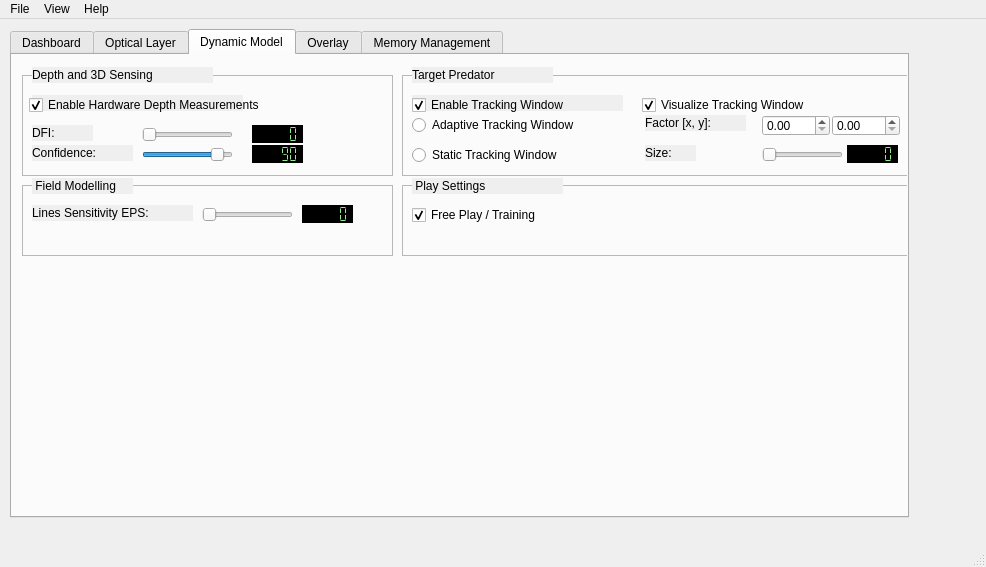
Above: TrackerRT_UI/mainwindow.ui from hvictor/Release before the change. Below: the same form after it.
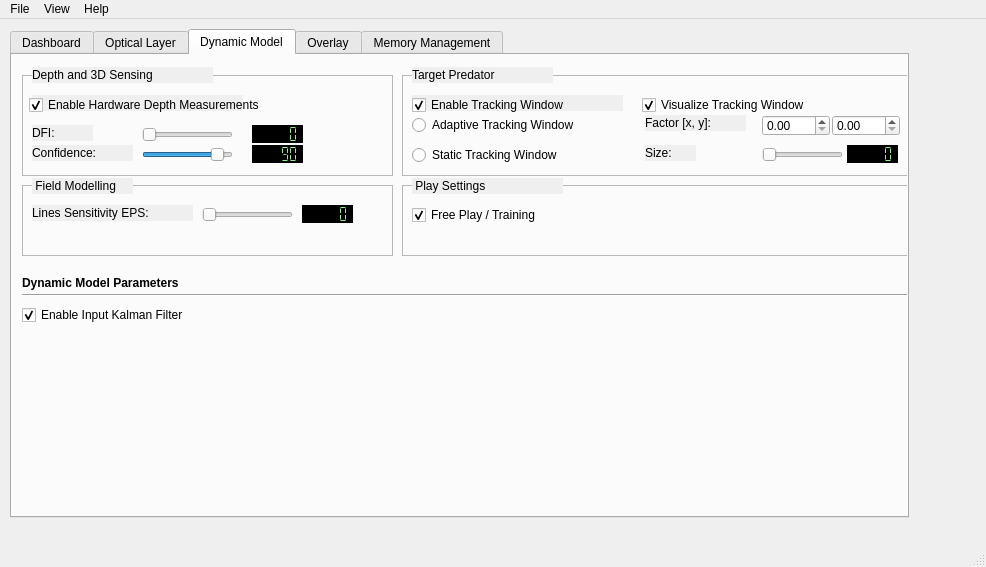
That is the form after the change. Custom widgets are drawn as their Qt base class.

Diff of the .ui file:
```diff
--- a/TrackerRT_UI/mainwindow.ui
+++ b/TrackerRT_UI/mainwindow.ui
@@ -2702,6 +2702,57 @@
           <string> Play Settings</string>
          </property>
         </widget>
+        <widget class="Line" name="line_8">
+         <property name="geometry">
+          <rect>
+           <x>10</x>
+           <y>230</y>
+           <width>891</width>
+           <height>20</height>
+          </rect>
+         </property>
+         <property name="orientation">
+          <enum>Qt::Horizontal</enum>
+         </property>
+        </widget>
+        <widget class="QLabel" name="label_64">
+         <property name="geometry">
+          <rect>
+           <x>10</x>
+           <y>220</y>
+           <width>251</width>
+           <height>16</height>
+          </rect>
+         </property>
+         <property name="font">
+          <font>
+           <weight>75</weight>
+           <bold>true</bold>
+          </font>
+         </property>
+         <property name="text">
+          <string>Dynamic Model Parameters</string>
+         </property>
+        </widget>
+        <widget class="QCheckBox" name="checkBox_enableDepthMeasurements_2">
+         <property name="enabled">
+          <bool>true</bool>
+         </property>
+         <property name="geometry">
+          <rect>
+           <x>10</x>
+           <y>250</y>
+           <width>241</width>
+           <height>20</height>
+          </rect>
+         </property>
+         <property name="text">
+          <string>Enable Input Kalman Filter</string>
+         </property>
+         <property name="checked">
+          <bool>true</bool>
+         </property>
+        </widget>
        </widget>
        <widget class="QWidget" name="tab_5">
         <attribute name="title">
```
Left out of the diff: 18 changed lines with no effect on the pictures.
